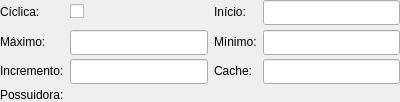
The window that pgmodeler_ui/ui/sequenciawidget.ui (erdincay/pgmodeler-old) describes before a commit, drawn with Qt 5.
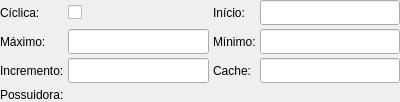
The same window after the commit.

```diff
--- a/pgmodeler_ui/ui/sequenciawidget.ui
+++ b/pgmodeler_ui/ui/sequenciawidget.ui
@@ -29,6 +29,9 @@
    <property name="margin">
     <number>0</number>
    </property>
+   <property name="spacing">
+    <number>4</number>
+   </property>
    <item row="0" column="0">
     <widget class="QLabel" name="ciclica_lbl">
      <property name="text">
```
Left out of the diff: 4 changed lines with no effect on the pictures.
